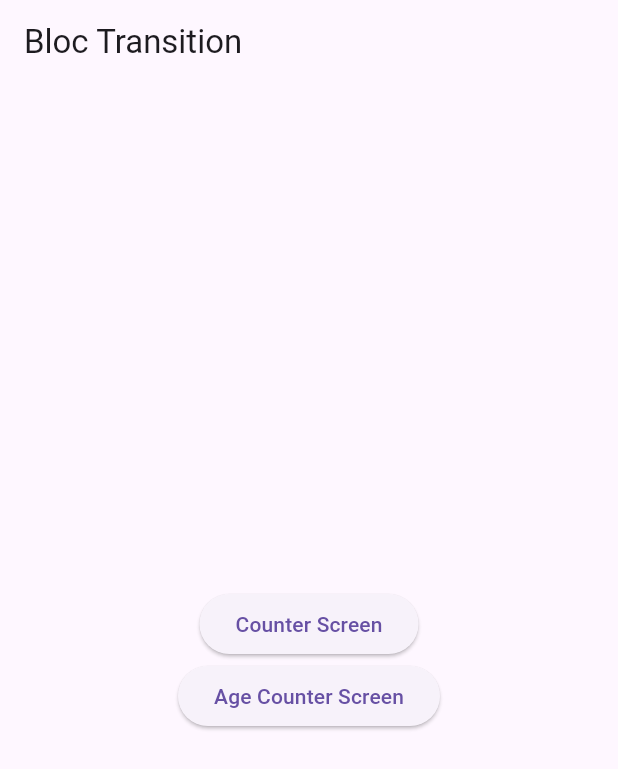
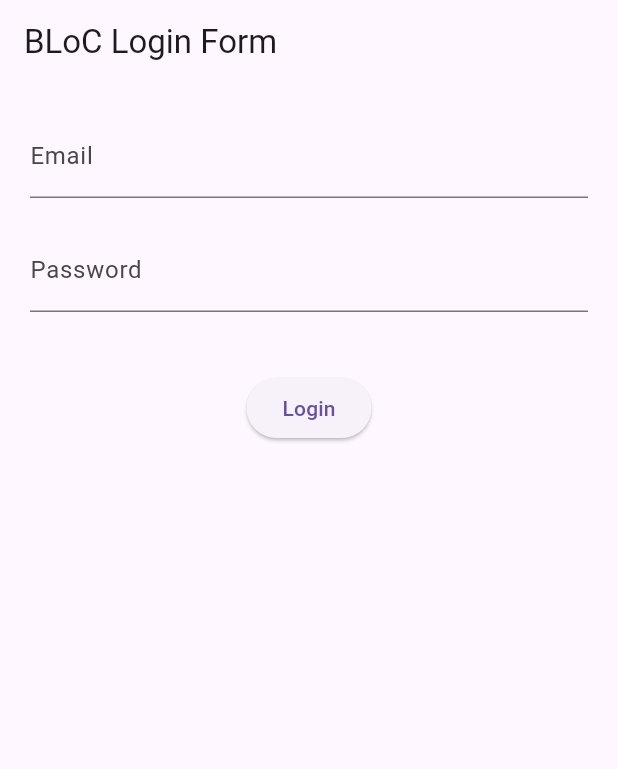
Before and after one commit to asib-research/flutter_bloc_mastery, a Flutter app: the screen it shows after launch, on a phone screen of 412 x 824 dp. Shown: the top 769 px of the screen. Run offline on Flutter 3.47's test engine with Material 3 defaults, Android fonts, the phone set to English and light mode, and no system bars; our stand-ins replace flutter_bloc.

Commit message:
feat: Bloc Login Validation

```diff
--- /dev/null
+++ b/lib/app/bloc_auth_app.dart
@@ -0,0 +1,13 @@
+import 'package:flutter/material.dart';
+import 'package:flutter_bloc/flutter_bloc.dart';
+import 'package:flutter_bloc_mastery/blocs/login_bloc.dart';
+import 'package:flutter_bloc_mastery/screens/login_screen.dart';
+
+class BlocAuthApp extends StatelessWidget {
+  const BlocAuthApp({super.key});
+
+  @override
+  Widget build(BuildContext context) {
+    return BlocProvider(create: (_) => LoginBloc(), child: MaterialApp(home:  LoginScreen(),));
+  }
+}
--- a/lib/app/bloc_transition_app.dart
+++ /dev/null
@@ -1,20 +0,0 @@
-import 'package:flutter/material.dart';
-import 'package:flutter_bloc/flutter_bloc.dart';
-import 'package:flutter_bloc_mastery/blocs/age_counter_bloc.dart';
-import 'package:flutter_bloc_mastery/blocs/counter_bloc.dart';
-import 'package:flutter_bloc_mastery/screens/home_screen.dart';
-
-class BlocTransitionApp extends StatelessWidget {
-  const BlocTransitionApp({super.key});
-
-  @override
-  Widget build(BuildContext context) {
-    return MultiBlocProvider(
-      providers: [
-        BlocProvider(create: (_) => CounterBloc()),
-        BlocProvider(create: (_) => AgeCounterBloc()),
-      ],
-      child: MaterialApp(home: HomeScreen()),
-    );
-  }
-}
--- a/lib/bloc_observers/counter_bloc_observers.dart
+++ b/lib/app_bloc_observation.dart
@@ -1,7 +1,6 @@
 import 'package:flutter_bloc/flutter_bloc.dart';
 
-class AppBlocObservers extends BlocObserver{
-
+class AppBlocObservation extends BlocObserver{
   @override
   void onTransition(Bloc<dynamic, dynamic> bloc, Transition<dynamic, dynamic> transition) {
     super.onTransition(bloc, transition);
@@ -10,7 +9,6 @@ class AppBlocObservers extends BlocObserver{
     print("Current State: ${transition.currentState}");
     print("Event: ${transition.event}");
     print("Next State: ${transition.nextState}");
-    print("=================");
+    print("===================================");
   }
-
 }
--- a/lib/blocs/age_counter_bloc.dart
+++ /dev/null
@@ -1,10 +0,0 @@
-import 'package:flutter_bloc/flutter_bloc.dart';
-import 'package:flutter_bloc_mastery/events/age_counter_event.dart';
-
-class AgeCounterBloc extends Bloc<AgeCounterEvent, int>{
-  AgeCounterBloc(): super(0){
-    on<AgeCounterIncrementEvent>((event, emit)=> emit(state + 1));
-    on<AgeCounterDecrementEvent>((event, emit)=> emit(state - 1));
-    on<AgeCounterResetEvent>((event, emit)=> emit(0));
-  }
-}
--- a/lib/blocs/counter_bloc.dart
+++ /dev/null
@@ -1,10 +0,0 @@
-import 'package:flutter_bloc/flutter_bloc.dart';
-import 'package:flutter_bloc_mastery/events/counter_event.dart';
-
-class CounterBloc extends Bloc<CounterEvent, int> {
-  CounterBloc() : super(0) {
-    on<IncrementEvent>((event, emit) => emit(state + 1));
-    on<DecrementEvent>((event, emit) => emit(state - 1));
-    on<ResetEvent>((event, emit) => emit(0));
-  }
-}
--- /dev/null
+++ b/lib/blocs/login_bloc.dart
@@ -0,0 +1,42 @@
+import 'package:flutter_bloc/flutter_bloc.dart';
+import 'package:flutter_bloc_mastery/events/login_event.dart';
+import 'package:flutter_bloc_mastery/states/login_state.dart';
+
+class LoginBloc extends Bloc<LoginEvent, LoginState> {
+  LoginBloc() : super(LoginState()) {
+    on<EmailChangedEvent>((event, emit) {
+      emit(state.copyWith(email: event.email));
+    });
+
+    on<PasswordChangedEvent>((event, emit) {
+      emit(state.copyWith(password: event.password));
+    });
+
+    on<LoginSubmitted>((event, emit) async {
+      if (state.email.isEmpty || state.password.isEmpty) {
+        emit(
+          state.copyWith(
+            status: LoginStatus.error,
+            errorMessage: "Fields cannot be empty",
+          ),
+        );
+        return;
+      }
+
+      emit(state.copyWith(status: LoginStatus.loading));
+
+      await Future.delayed(const Duration(seconds: 2));
+
+      if (state.email == "test@bloc.com" && state.password == "123456") {
+        emit(state.copyWith(status: LoginStatus.success));
+      } else {
+        emit(
+          state.copyWith(
+            status: LoginStatus.error,
+            errorMessage: "Invalid email or password",
+          ),
+        );
+      }
+    });
+  }
+}
--- a/lib/events/age_counter_event.dart
+++ /dev/null
@@ -1,5 +0,0 @@
-abstract class AgeCounterEvent{}
-
-class AgeCounterIncrementEvent extends AgeCounterEvent{}
-class AgeCounterDecrementEvent extends AgeCounterEvent{}
-class AgeCounterResetEvent extends AgeCounterEvent{}
--- a/lib/events/counter_event.dart
+++ /dev/null
@@ -1,4 +0,0 @@
-abstract class CounterEvent {}
-class IncrementEvent extends CounterEvent {}
-class DecrementEvent extends CounterEvent {}
-class ResetEvent extends CounterEvent {}
--- /dev/null
+++ b/lib/events/login_event.dart
@@ -0,0 +1,12 @@
+abstract class LoginEvent{}
+
+class EmailChangedEvent extends LoginEvent{
+  final String email;
+  EmailChangedEvent({required this.email});
+}
+class PasswordChangedEvent extends LoginEvent{
+  final String password;
+  PasswordChangedEvent({required this.password});
+}
+
+class LoginSubmitted extends LoginEvent{}
--- a/lib/screens/home_screen.dart
+++ /dev/null
@@ -1,39 +0,0 @@
-import 'package:flutter/material.dart';
-import 'package:flutter_bloc_mastery/screens/age_counter_screen.dart';
-import 'package:flutter_bloc_mastery/screens/counter_screen.dart';
-
-class HomeScreen extends StatelessWidget {
-  const HomeScreen({super.key});
-
-  @override
-  Widget build(BuildContext context) {
-    return Scaffold(
-      appBar: AppBar(title: Text("Bloc Transition")),
-      body: Center(
-        child: Column(
-          mainAxisAlignment: MainAxisAlignment.center,
-          children: [
-            ElevatedButton(
-              onPressed: () {
-                Navigator.push(
-                  context,
-                  MaterialPageRoute(builder: (context) => CounterScreen()),
-                );
-              },
-              child: Text("Counter Screen"),
-            ),
-            ElevatedButton(
-              onPressed: () {
-                Navigator.push(
-                  context,
-                  MaterialPageRoute(builder: (context) => AgeCounterScreen()),
-                );
-              },
-              child: Text("Age Counter Screen"),
-            ),
-          ],
-        ),
-      ),
-    );
-  }
-}
--- /dev/null
+++ b/lib/screens/login_screen.dart
@@ -0,0 +1,68 @@
+import 'package:flutter/material.dart';
+import 'package:flutter_bloc/flutter_bloc.dart';
+import 'package:flutter_bloc_mastery/blocs/login_bloc.dart';
+import 'package:flutter_bloc_mastery/events/login_event.dart';
+import 'package:flutter_bloc_mastery/states/login_state.dart';
+
+
+class LoginScreen extends StatelessWidget {
+  const LoginScreen({super.key});
+
+  @override
+  Widget build(BuildContext context) {
+    return Scaffold(
+      appBar: AppBar(title: const Text("BLoC Login Form")),
+      body: Padding(
+        padding: const EdgeInsets.all(20.0),
+        child: BlocListener<LoginBloc, LoginState>(
+          listener: (context, state) {
+            if (state.status == LoginStatus.success) {
+              ScaffoldMessenger.of(context).showSnackBar(
+                  const SnackBar(content: Text("Login Successful! ✅")));
+            } else if (state.status == LoginStatus.error) {
+              ScaffoldMessenger.of(context).showSnackBar(
+                  SnackBar(content: Text(state.errorMessage ?? "Error")));
+            }
+          },
+          child: Column(
+            children: [
+              BlocBuilder<LoginBloc, LoginState>(
+                builder: (context, state) {
+                  return TextField(
+                    decoration: const InputDecoration(labelText: "Email"),
+                    onChanged: (value) =>
+                        context.read<LoginBloc>().add(EmailChangedEvent(email: value)),
+                  );
+                },
+              ),
+              const SizedBox(height: 20),
+              BlocBuilder<LoginBloc, LoginState>(
+                builder: (context, state) {
+                  return TextField(
+                    decoration: const InputDecoration(labelText: "Password"),
+                    obscureText: true,
+                    onChanged: (value) => context
+                        .read<LoginBloc>()
+                        .add(PasswordChangedEvent(password: value)),
+                  );
+                },
+              ),
+              const SizedBox(height: 40),
+              BlocBuilder<LoginBloc, LoginState>(
+                builder: (context, state) {
+                  return state.status == LoginStatus.loading
+                      ? const CircularProgressIndicator()
+                      : ElevatedButton(
+                    onPressed: () =>
+                        context.read<LoginBloc>().add(LoginSubmitted()),
+                    child: const Text("Login"),
+                  );
+                },
+              ),
+            ],
+          ),
+        ),
+      ),
+    );
+  }
+}
--- /dev/null
+++ b/lib/states/login_state.dart
@@ -0,0 +1,29 @@
+enum LoginStatus { initial, loading, success, error }
+
+class LoginState {
+  final String email;
+  final String password;
+  final LoginStatus status;
+  final String? errorMessage;
+
+  LoginState({
+    this.email = "",
+    this.password = "",
+    this.status = LoginStatus.initial,
+    this.errorMessage = "",
+  });
+
+  LoginState copyWith({
+    String? email,
+    String? password,
+    LoginStatus? status,
+    String? errorMessage,
+  }) {
+    return LoginState(
+      email: email ?? this.email,
+      password: password ?? this.password,
+      status: status ?? this.status,
+      errorMessage: errorMessage ?? this.errorMessage,
+    );
+  }
+}
```
Also changed, not shown: lib/main.dart (+4 -4 lines), lib/screens/age_counter_screen.dart (deleted, +0 -92 lines), lib/screens/counter_screen.dart (deleted, +0 -49 lines), 1 other file.
